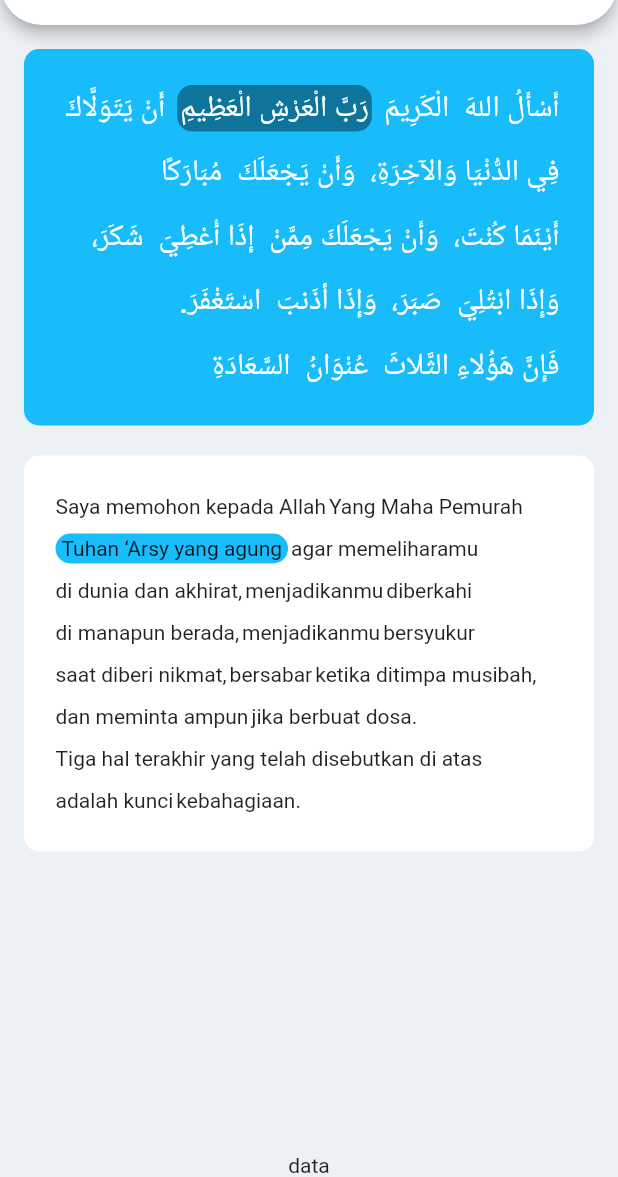
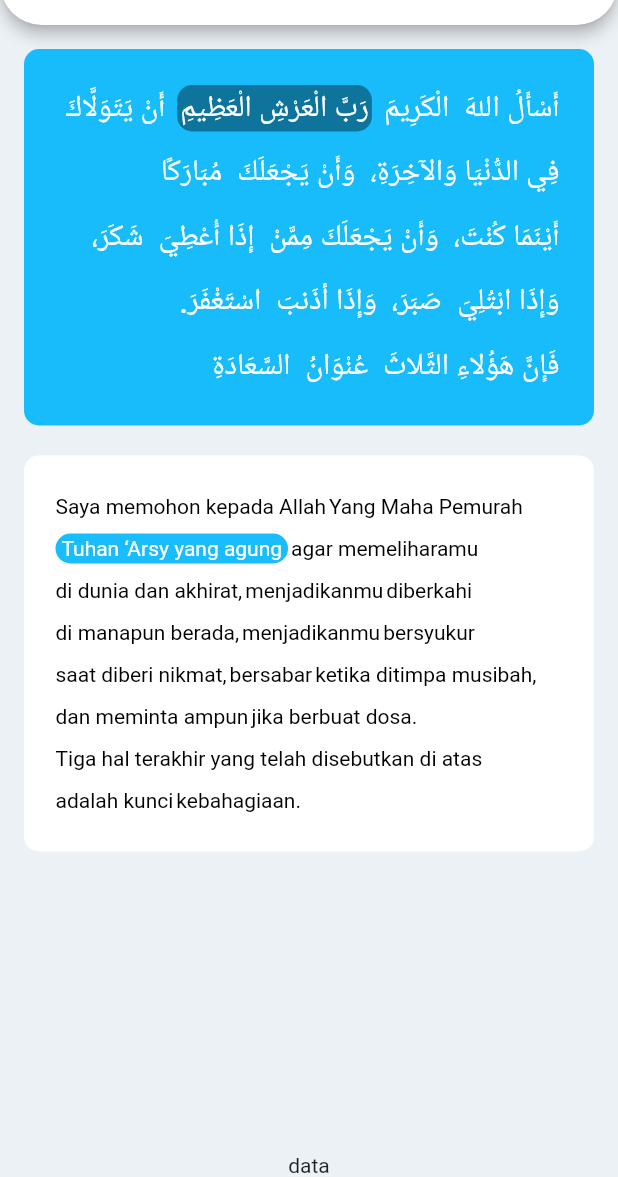
Before and after one commit to hanifmuslim96/qawaidularba, a Flutter app: the screen it shows after launch, on a phone screen of 412 x 824 dp, the part 59-1236 px from its top. Run offline on Flutter 3.47's test engine with Material 2 defaults, Android fonts, the phone set to English and light mode, and no system bars; missing offline and left inert: rounded_floating_app_bar.

Commit message:
warna font

```diff
--- a/lib/main.dart
+++ b/lib/main.dart
@@ -140,18 +140,18 @@ class _ScreenAwalState extends State<ScreenAwal> {
     List<Widget> temp = [];
     for (var i = 0; i < bahasaSegments.length; i++) {
       //# JANGAN LEWAT WOY< KALAU, NULL
-      Color warna;
-      double aasf;
+      Color warna, warnafont;
+      double bgklik;
       if (indexArab == null) {
         warna = Colors.transparent;
-        aasf = 0;
+        bgklik = 0;
+        warnafont = Colors.black;
       } else {
         warna = i == mapping[indexArab]
             ? Color.fromRGBO(0, 182, 251, 0.9)
             : Colors.transparent;
-        aasf = i == mapping[indexArab]
-            ? 4
-            : 0;
+        bgklik = i == mapping[indexArab] ? 4 : 0;
+        warnafont = i == mapping[indexArab] ? warnafont= Colors.white : warnafont= Colors.black;
       }
 
       String data = bahasaSegments[i];
@@ -162,13 +162,14 @@ class _ScreenAwalState extends State<ScreenAwal> {
             borderRadius: BorderRadius.all(Radius.circular(10)),
             color: warna,
           ),
-          padding: EdgeInsets.symmetric(horizontal: aasf),
+          padding: EdgeInsets.symmetric(horizontal: bgklik),
           child: Padding(
-            padding: const EdgeInsets.symmetric(vertical: 2,horizontal:0 ),
+            padding: const EdgeInsets.symmetric(vertical: 2, horizontal: 0),
             child: Text(
               '$data',
               textDirection: TextDirection.ltr,
               style: TextStyle(
+                color: warnafont,
                 fontSize: 14,
               ),
             ),
```
